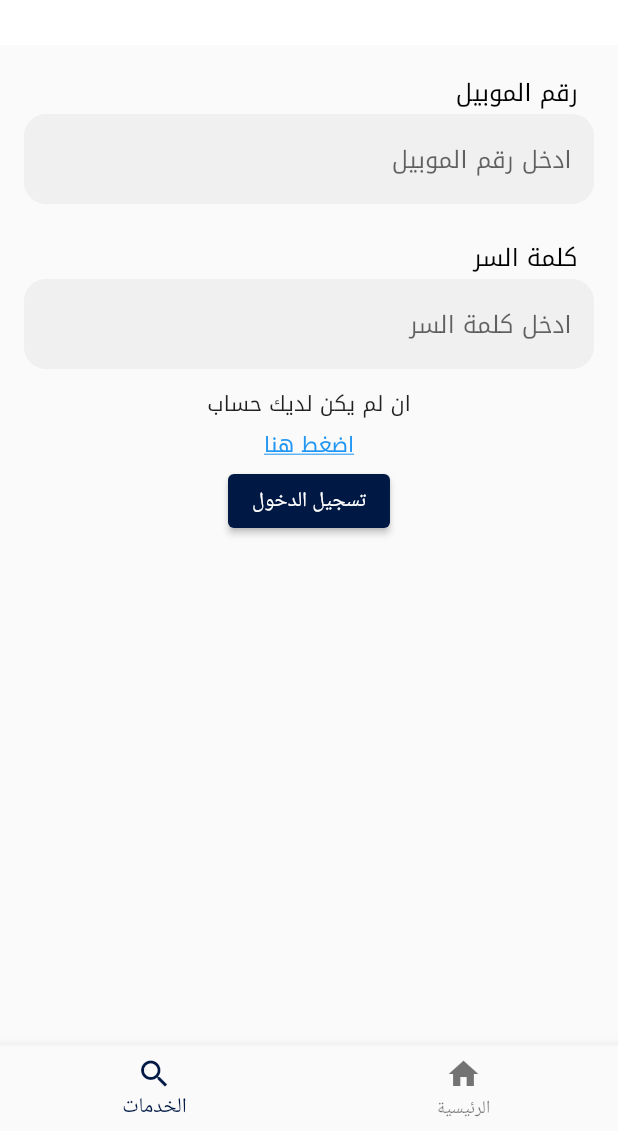
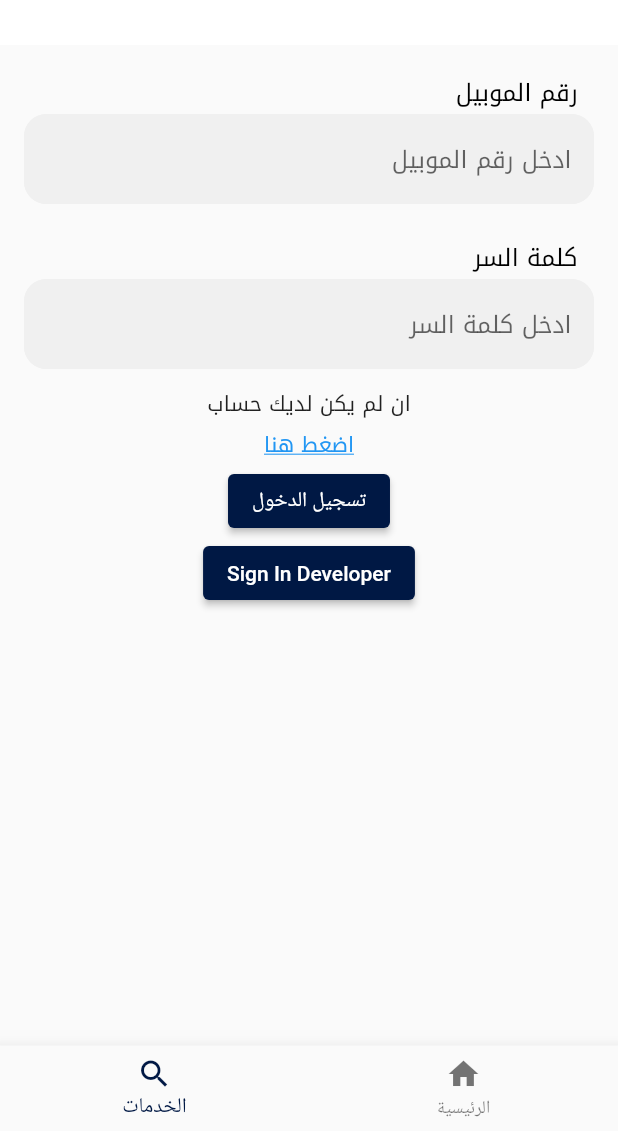
Before and after one commit to ibraimfarag/Absher, a Flutter app: the screen it shows after launch, after a tap on "عرض الكل", after a tap on the "menu" icon, after a tap on "تسجيل الدخول", on a phone screen of 412 x 824 dp, the part 105-1236 px from its top. Run offline on Flutter 3.47's test engine with Material 2 defaults, Android fonts, the phone set to English and light mode, and no system bars; our stand-ins replace carousel_slider, dio, geolocator, google_maps_flutter, image_picker, permission_handler and 1 more; missing offline and left inert: multi_image_picker; network calls fail.

Commit message:
signInDeve

```diff
--- a/lib/screens/auth/login.dart
+++ b/lib/screens/auth/login.dart
@@ -66,6 +66,20 @@ print('$e');
   }
 }
 
+
+  ElevatedButton buildSignInButton() {
+    return ElevatedButton(
+      onPressed: () {
+        // Set the predefined phone number and password
+        phoneController.text = "01001802216";
+        passwordController.text = "123456";
+
+        // Trigger the login attempt
+        attemptLogin();
+      },
+      child: Text('Sign In Developer'),
+    );
+  }
 
   @override
   Widget build(BuildContext context) {
@@ -191,6 +205,8 @@ print('$e');
                  onPressed: attemptLogin, // Call the login method here
                 child: Text('تسجيل الدخول'),
               ),
+                            buildSignInButton(),
+
             ],
           ),
         ),
```
